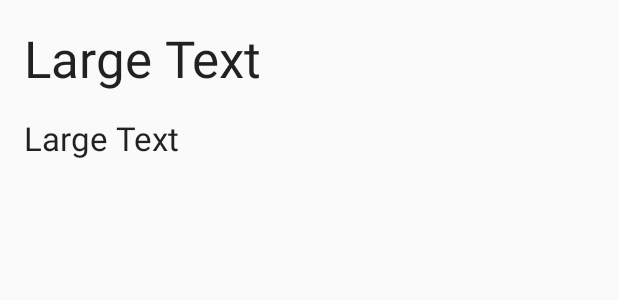
After one commit to ThomasKomarnicki/Geo, an Android app: the layout my_places_row.xml on its own in the app's theme, with its tools: preview values and no code run, on a phone screen of 412 x 824 dp. The commit adds this screen. Shown: the top 300 px of the screen. Run offline under Robolectric (Android 15) with nearby library versions, the phone set to English and light mode, and no system bars.

Commit message:
my places and place details

```diff
--- a/app/src/main/AndroidManifest.xml
+++ b/app/src/main/AndroidManifest.xml
@@ -27,7 +27,7 @@
         <activity android:name=".activity.LocatePlaceResultsActivity" />
         <activity android:name=".activity.PlacesListActivity"/>
         <activity android:name=".activity.RecentLocationsActivity"/>
-        <activity android:name=".activity.RecentLocationsActivity"/>
+        <activity android:name=".activity.MyPlacesActivity"/>
 
         <meta-data
             android:name="com.google.android.gms.version"
--- a/app/src/main/java/com/doglandia/geogame/activity/PlaceLocateActivity.java
+++ b/app/src/main/java/com/doglandia/geogame/activity/PlaceLocateActivity.java
@@ -14,7 +14,7 @@ import android.view.View;
 
 import com.doglandia.geogame.R;
 import com.doglandia.geogame.adapter.NavigationAdapter;
-import com.doglandia.geogame.adapter.PlaceLocatePaterAdapter;
+import com.doglandia.geogame.adapter.PlaceLocatePagerAdapter;
 import com.doglandia.geogame.map.LocatingMapFragment;
 import com.doglandia.geogame.map.StreetViewMapFragment;
 
@@ -39,7 +39,7 @@ public class PlaceLocateActivity extends AppCompatActivity implements TabLayout.
     private Toolbar mToolbar;
 
     private ViewPager mViewPager;
-    private PlaceLocatePaterAdapter mPlaceLocatePaterAdapter;
+    private PlaceLocatePagerAdapter mPlaceLocatePaterAdapter;
 
     private Place place;
 
@@ -58,7 +58,7 @@ public class PlaceLocateActivity extends AppCompatActivity implements TabLayout.
             locatingMapFragment = new LocatingMapFragment();
         }
 
-        mPlaceLocatePaterAdapter = new PlaceLocatePaterAdapter(getSupportFragmentManager());
+        mPlaceLocatePaterAdapter = new PlaceLocatePagerAdapter(getSupportFragmentManager());
         mPlaceLocatePaterAdapter.setLocatingMapFragment(locatingMapFragment);
         mPlaceLocatePaterAdapter.setStreetViewMapFragment(streetViewMapFragment);
 
--- a/app/src/main/java/com/doglandia/geogame/adapter/PlaceLocatePaterAdapter.java
+++ b/app/src/main/java/com/doglandia/geogame/adapter/PlaceLocatePagerAdapter.java
@@ -10,12 +10,12 @@ import com.doglandia.geogame.map.StreetViewMapFragment;
 /**
  * Created by Thomas on 6/3/2015.
  */
-public class PlaceLocatePaterAdapter extends FragmentPagerAdapter {
+public class PlaceLocatePagerAdapter extends FragmentPagerAdapter {
 
     private StreetViewMapFragment streetViewMapFragment;
     private LocatingMapFragment locatingMapFragment;
 
-    public PlaceLocatePaterAdapter(FragmentManager fm) {
+    public PlaceLocatePagerAdapter(FragmentManager fm) {
         super(fm);
 
     }
--- /dev/null
+++ b/app/src/main/res/layout/my_places_fragment.xml
@@ -0,0 +1,6 @@
+<?xml version="1.0" encoding="utf-8"?>
+<android.support.v7.widget.RecyclerView
+xmlns:android="http://schemas.android.com/apk/res/android"
+android:layout_width="match_parent"
+android:layout_height="match_parent"
+android:id="@+id/my_places_recycler_view" />
--- /dev/null
+++ b/app/src/main/res/layout/my_places_row.xml
@@ -0,0 +1,30 @@
+<?xml version="1.0" encoding="utf-8"?>
+<RelativeLayout xmlns:android="http://schemas.android.com/apk/res/android"
+    android:layout_width="match_parent"
+    android:layout_height="match_parent"
+    android:padding="16dp">
+
+    <TextView
+        android:layout_width="wrap_content"
+        android:layout_height="wrap_content"
+        android:textAppearance="?android:attr/textAppearanceLarge"
+        android:text="Large Text"
+        android:id="@+id/my_places_city"
+        android:textSize="34sp"
+        android:layout_alignParentRight="true"
+        android:layout_alignParentEnd="true"
+        android:layout_alignLeft="@+id/my_places_country"
+        android:layout_alignStart="@+id/my_places_country" />
+
+    <TextView
+        android:layout_width="wrap_content"
+        android:layout_height="wrap_content"
+        android:textAppearance="?android:attr/textAppearanceLarge"
+        android:text="Large Text"
+        android:id="@+id/my_places_country"
+        android:layout_below="@+id/my_places_city"
+        android:layout_alignParentLeft="true"
+        android:layout_alignParentStart="true"
+        android:layout_marginTop="16dp" />
+
+</RelativeLayout>
```
Also changed, not shown: app/src/main/java/com/doglandia/geogame/activity/MyPlacesActivity.java (added, +55 -0 lines), app/src/main/java/com/doglandia/geogame/activity/PlaceDetailsActivity.java (added, +29 -0 lines), app/src/main/java/com/doglandia/geogame/adapter/LocateResultsAdapter.java (+15 -1 lines), app/src/main/java/com/doglandia/geogame/adapter/MyPlacesAdapter.java (added, +64 -0 lines), app/src/main/java/com/doglandia/geogame/adapter/NavigationAdapter.java (+13 -2 lines), app/src/main/java/com/doglandia/geogame/fragment/MyPlacesFragment.java (added, +65 -0 lines), app/src/main/java/com/doglandia/geogame/fragment/PlaceDetailsFragment.java (added, +26 -0 lines), app/src/main/java/com/doglandia/geogame/map/LocatingMapFragment.java (+50 -2 lines), app/src/main/java/com/doglandia/geogame/map/PlaceLocateResultMapFragment.java (+13 -0 lines), app/src/main/res/layout/my_places_activity.xml (added, +46 -0 lines), app/src/main/res/layout/place_details_activity.xml (added, +38 -0 lines).
